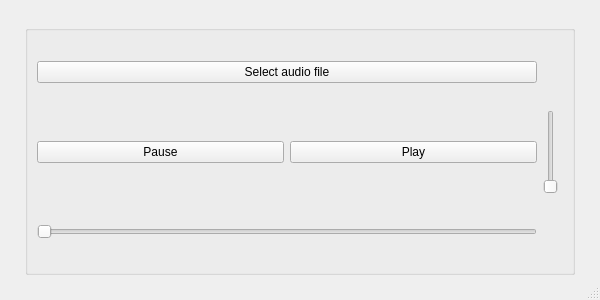
Above: mainwindow.ui from Yashmerino/audio-player before the change. Below: the same form after it.
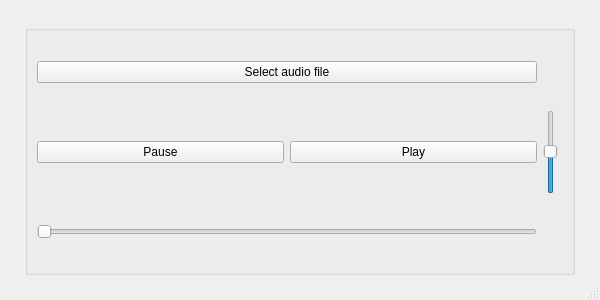
That is the form after the change.

Commit message: Added action for volume slider

Patch:
```diff
--- a/mainwindow.ui
+++ b/mainwindow.ui
@@ -75,6 +75,9 @@
      </item>
      <item row="1" column="2">
       <widget class="QSlider" name="volume">
+       <property name="value">
+        <number>50</number>
+       </property>
        <property name="orientation">
         <enum>Qt::Vertical</enum>
        </property>
```
The commit also changes 4 other files.
